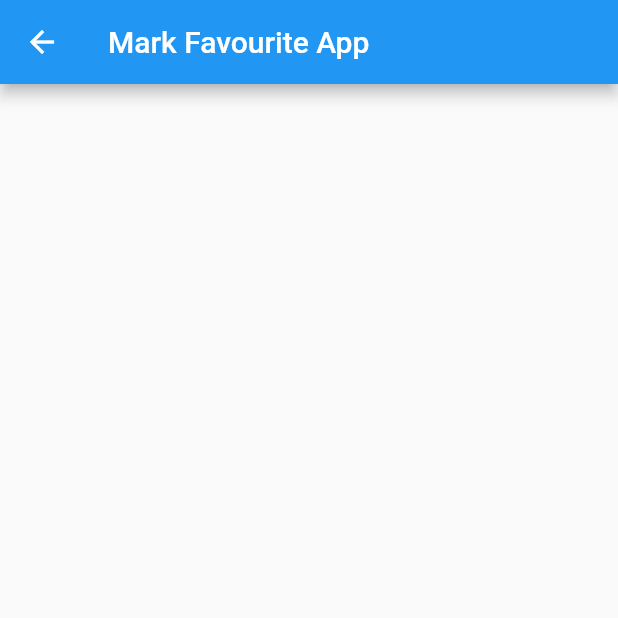
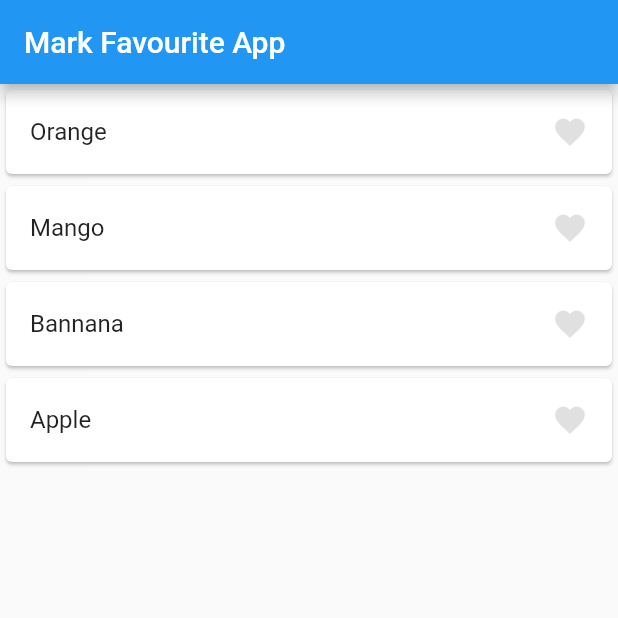
Before and after one commit to Ifte234/GetxWidgets, a Flutter app: the MarkFavScreen screen opened directly, on a phone screen of 412 x 824 dp, the top half of it. Run offline on Flutter 3.47's test engine with Material 2 defaults, Android fonts, the phone set to English and light mode, and no system bars; our stand-ins replace get.

Commit message:
Mark Favourite Screen Completed using SetState

```diff
--- a/lib/HomeScreen.dart
+++ b/lib/HomeScreen.dart
@@ -39,6 +39,7 @@ class _HomeScreenState extends State<HomeScreen> {
 
 
 
+          //Used for setState method
 
           // Container(
           //   padding: EdgeInsets.only(left: 20),
--- a/lib/MarkFav_App/MarkFavScreen.dart
+++ b/lib/MarkFav_App/MarkFavScreen.dart
@@ -9,12 +9,43 @@ class MarkFavScreen extends StatefulWidget {
 }
 
 class _MarkFavScreenState extends State<MarkFavScreen> {
+  List<String> fruitList = ['Orange' , 'Mango' , 'Bannana' , 'Apple'];
+  List<String> tempArray=[];
   @override
   Widget build(BuildContext context) {
     return Scaffold(
       appBar: AppBar(
         title: Text('Mark Favourite App'),
       ),
+      body:ListView.builder(
+        itemCount: fruitList.length,
+          itemBuilder: (context , index){
+            return Card(
+              child: ListTile(
+                onTap: () {
+                  // tempArray.add(fruitList[index].toString());
+                  if (tempArray.contains(fruitList[index].toString())) {
+                    tempArray.remove(fruitList[index].toString());
+                  } else {
+                    tempArray.add(fruitList[index].toString());
+                  }
+                setState(() {
+
+                });
+                  },
+
+
+                title: Text(fruitList[index].toString()),
+                trailing: Icon(
+
+                    Icons.favorite,
+
+                color: tempArray.contains(fruitList[index].toString())?Colors.red:Colors.black12
+                ),
+              ),
+            );
+
+          })
     );
   }
 }
--- a/lib/main.dart
+++ b/lib/main.dart
@@ -1,6 +1,7 @@
 import 'package:flutter/material.dart';
 import 'package:get/get.dart';
 import 'package:color_grading_switch/Example_switch/Myswitch.dart';
+import 'package:color_grading_switch/MarkFav_App/MarkFavScreen.dart';
 import 'HomeScreen.dart';
 void main() {
   runApp(const MyApp());
@@ -12,7 +13,7 @@ class MyApp extends StatelessWidget {
   @override
   Widget build(BuildContext context) {
     return GetMaterialApp(
-      home: Myswitch(),
+      home: MarkFavScreen(),
     );
   }
 }
```
